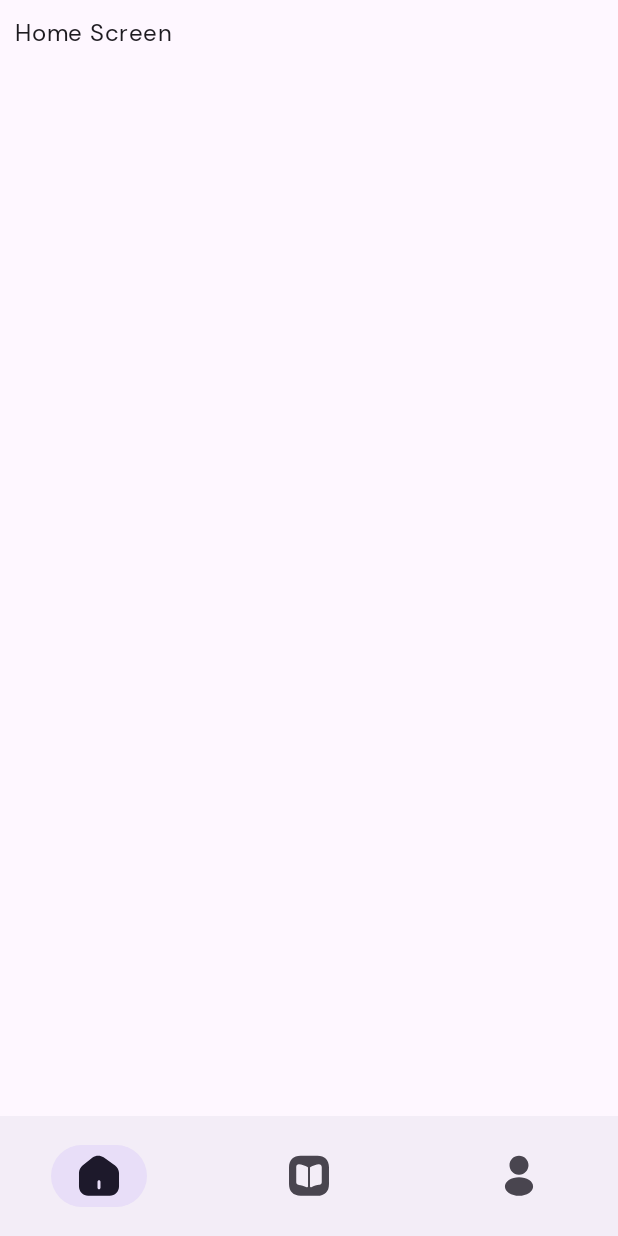
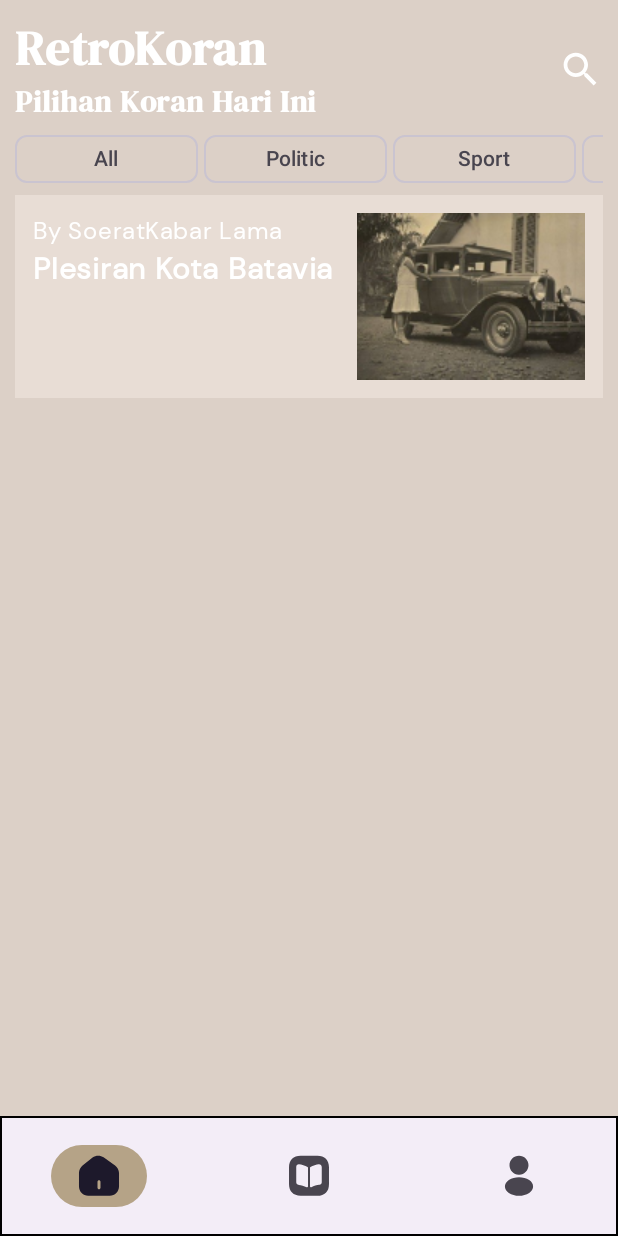
Before and after one commit to YosuaPWH/RetroKoran, an Android app built with Jetpack Compose: the screen it shows after launch (MainActivity), on a phone screen of 412 x 824 dp. Run offline under Robolectric (Android 15) with nearby library versions, the phone set to English and light mode, and no system bars.

Commit message:
Chips and Bottom Bar

```diff
--- /dev/null
+++ b/app/src/main/java/com/yosuahaloho/retrokoran/domain/model/NewsItemModel.kt
@@ -0,0 +1,11 @@
+package com.yosuahaloho.retrokoran.domain.model
+
+/**
+ * Created by Yosua on 12/05/2023
+ */
+data class NewsItemModel(
+    val id: Int,
+    val title: String,
+    val publisher: String,
+    val date: String
+)
--- a/app/src/main/java/com/yosuahaloho/retrokoran/ui/component/BottomBar.kt
+++ b/app/src/main/java/com/yosuahaloho/retrokoran/ui/component/BottomBar.kt
@@ -1,15 +1,21 @@
 package com.yosuahaloho.retrokoran.ui.component
 
+import androidx.compose.foundation.BorderStroke
+import androidx.compose.foundation.background
+import androidx.compose.foundation.border
 import androidx.compose.material3.Icon
 import androidx.compose.material3.NavigationBar
 import androidx.compose.material3.NavigationBarItem
+import androidx.compose.material3.NavigationBarItemDefaults
 import androidx.compose.material3.Text
 import androidx.compose.runtime.Composable
 import androidx.compose.runtime.getValue
 import androidx.compose.ui.Modifier
+import androidx.compose.ui.graphics.Color
 import androidx.compose.ui.graphics.vector.ImageVector
 import androidx.compose.ui.res.vectorResource
 import androidx.compose.ui.tooling.preview.Preview
+import androidx.compose.ui.unit.dp
 import androidx.navigation.NavGraph.Companion.findStartDestination
 import androidx.navigation.NavHostController
 import androidx.navigation.compose.currentBackStackEntryAsState
@@ -18,6 +24,8 @@ import com.yosuahaloho.retrokoran.R
 import com.yosuahaloho.retrokoran.ui.navigation.BottomBarItem
 import com.yosuahaloho.retrokoran.ui.navigation.Screen
 import com.yosuahaloho.retrokoran.ui.theme.RetroKoranTheme
+import com.yosuahaloho.retrokoran.ui.theme.backgroundPage
+import com.yosuahaloho.retrokoran.ui.theme.selectedBarColor
 
 /**
  * Created by Yosua on 11/05/2023
@@ -29,6 +37,8 @@ fun BottomBar(
 ) {
     NavigationBar(
         modifier = modifier
+            .background(backgroundPage)
+            .border(border = BorderStroke(1.dp, Color.Black)),
     ) {
         val bottomBarItems = listOf(
             BottomBarItem(
@@ -58,6 +68,9 @@ fun BottomBar(
                         contentDescription = itemBottomBar.label
                     )
                 },
+                colors = NavigationBarItemDefaults.colors(
+                    indicatorColor = selectedBarColor
+                ),
                 selected = currentRoute == itemBottomBar.screen.route,
                 onClick = {
                     navController.navigate(itemBottomBar.screen.route) {
--- /dev/null
+++ b/app/src/main/java/com/yosuahaloho/retrokoran/ui/component/CategoryChip.kt
@@ -0,0 +1,96 @@
+package com.yosuahaloho.retrokoran.ui.component
+
+import androidx.compose.foundation.layout.Arrangement
+import androidx.compose.foundation.layout.fillMaxWidth
+import androidx.compose.foundation.layout.width
+import androidx.compose.foundation.lazy.LazyRow
+import androidx.compose.foundation.lazy.items
+import androidx.compose.material3.ExperimentalMaterial3Api
+import androidx.compose.material3.FilterChip
+import androidx.compose.material3.Text
+import androidx.compose.runtime.Composable
+import androidx.compose.runtime.getValue
+import androidx.compose.runtime.mutableStateOf
+import androidx.compose.runtime.remember
+import androidx.compose.runtime.setValue
+import androidx.compose.ui.Modifier
+import androidx.compose.ui.text.style.TextAlign
+import androidx.compose.ui.tooling.preview.Preview
+import androidx.compose.ui.unit.dp
+import com.yosuahaloho.retrokoran.ui.navigation.ChipsItem
+import com.yosuahaloho.retrokoran.ui.theme.RetroKoranTheme
+
+/**
+ * Created by Yosua on 12/05/2023
+ */
+@OptIn(ExperimentalMaterial3Api::class)
+@Composable
+fun CategoryChipLayout() {
+    val chipsItem = listOf(
+        ChipsItem(
+            topic = "All"
+        ),
+        ChipsItem(
+            topic = "Politic"
+        ),
+        ChipsItem(
+            topic = "Sport"
+        ),
+        ChipsItem(
+            topic = "Education"
+        ),
+        ChipsItem(
+            topic = "Economic"
+        )
+    )
+    var chipState by remember { mutableStateOf("") }
+
+    LazyRow(
+        horizontalArrangement = Arrangement.spacedBy(4.dp)
+    ) {
+        items(chipsItem, key = { it.topic }) {
+            FilterChipItem(
+                chipsItem = it,
+                isSelected = it.topic == chipState,
+                clickChip = { chip ->
+                    chipState = chip
+                }
+            )
+        }
+    }
+}
+
+@OptIn(ExperimentalMaterial3Api::class)
+@Composable
+fun FilterChipItem(
+    chipsItem: ChipsItem,
+    isSelected: Boolean,
+    clickChip: (String) -> Unit
+) {
+    FilterChip(
+        label = {
+            Text(
+                text = chipsItem.topic,
+                modifier = Modifier.width(90.dp),
+                textAlign = TextAlign.Center
+            )
+        },
+        selected = isSelected,
+        onClick = {
+            if (!isSelected) {
+                clickChip(chipsItem.topic)
+            } else {
+                clickChip("")
+            }
+        }
+    )
+}
+
+
+@Preview(showBackground = true)
+@Composable
+fun CategoryChipLayoutPreview() {
+    RetroKoranTheme {
+        CategoryChipLayout()
+    }
+}
--- /dev/null
+++ b/app/src/main/java/com/yosuahaloho/retrokoran/ui/component/NewsItem.kt
@@ -0,0 +1,72 @@
+package com.yosuahaloho.retrokoran.ui.component
+
+import androidx.compose.foundation.Image
+import androidx.compose.foundation.background
+import androidx.compose.foundation.layout.Arrangement
+import androidx.compose.foundation.layout.Column
+import androidx.compose.foundation.layout.Row
+import androidx.compose.foundation.layout.height
+import androidx.compose.foundation.layout.padding
+import androidx.compose.material3.Text
+import androidx.compose.runtime.Composable
+import androidx.compose.ui.Modifier
+import androidx.compose.ui.graphics.vector.ImageVector
+import androidx.compose.ui.layout.ContentScale
+import androidx.compose.ui.res.painterResource
+import androidx.compose.ui.res.vectorResource
+import androidx.compose.ui.text.font.FontWeight
+import androidx.compose.ui.tooling.preview.Preview
+import androidx.compose.ui.unit.dp
+import androidx.compose.ui.unit.sp
+import com.yosuahaloho.retrokoran.R
+import com.yosuahaloho.retrokoran.domain.model.NewsItemModel
+import com.yosuahaloho.retrokoran.ui.theme.RetroKoranTheme
+import com.yosuahaloho.retrokoran.ui.theme.backgroundNews
+
+/**
+ * Created by Yosua on 12/05/2023
+ */
+@Composable
+fun NewsItem(
+    newsItem: NewsItemModel
+) {
+    Row(
+        modifier = Modifier
+            .background(backgroundNews)
+            .padding(12.dp),
+        horizontalArrangement = Arrangement.spacedBy(15.dp)
+    ) {
+        Column {
+            Text(
+                text = "By ${newsItem.publisher}"
+            )
+            Text(
+                text = newsItem.title,
+                fontWeight = FontWeight.ExtraBold,
+                fontSize = 20.sp
+            )
+        }
+        Image(
+            painter = painterResource(id = R.drawable.sample_image_news),
+            contentDescription = newsItem.title,
+            contentScale = ContentScale.Crop,
+            modifier = Modifier.height(111.dp)
+        )
+    }
+}
+
+
+@Preview(showBackground = true)
+@Composable
+fun NewsItemPreview() {
+    RetroKoranTheme {
+        NewsItem(
+            NewsItemModel(
+                id = 1,
+                title = "Plesiran Kota Batavia",
+                publisher = "SoeratKabar Lama",
+                date = "Senin 15 Juli 1932"
+            )
+        )
+    }
+}
--- /dev/null
+++ b/app/src/main/java/com/yosuahaloho/retrokoran/ui/navigation/ChipsItem.kt
@@ -0,0 +1,8 @@
+package com.yosuahaloho.retrokoran.ui.navigation
+
+/**
+ * Created by Yosua on 12/05/2023
+ */
+data class ChipsItem(
+    val topic: String
+)
--- a/app/src/main/java/com/yosuahaloho/retrokoran/ui/page/home/HomeScreen.kt
+++ b/app/src/main/java/com/yosuahaloho/retrokoran/ui/page/home/HomeScreen.kt
@@ -1,26 +1,97 @@
 package com.yosuahaloho.retrokoran.ui.page.home
 
+import androidx.compose.foundation.layout.Arrangement
 import androidx.compose.foundation.layout.Column
+import androidx.compose.foundation.layout.Row
+import androidx.compose.foundation.layout.fillMaxSize
+import androidx.compose.foundation.layout.fillMaxWidth
 import androidx.compose.foundation.layout.padding
+import androidx.compose.foundation.layout.size
+import androidx.compose.foundation.layout.width
+import androidx.compose.foundation.layout.wrapContentWidth
+import androidx.compose.foundation.lazy.LazyRow
+import androidx.compose.foundation.lazy.items
+import androidx.compose.material.icons.Icons
+import androidx.compose.material.icons.filled.Search
+import androidx.compose.material3.ExperimentalMaterial3Api
+import androidx.compose.material3.FilterChip
+import androidx.compose.material3.Icon
 import androidx.compose.material3.Text
 import androidx.compose.runtime.Composable
+import androidx.compose.runtime.getValue
+import androidx.compose.runtime.mutableStateOf
+import androidx.compose.runtime.remember
+import androidx.compose.runtime.setValue
+import androidx.compose.ui.Alignment
+import androidx.compose.ui.Alignment.Companion.CenterHorizontally
 import androidx.compose.ui.Modifier
+import androidx.compose.ui.draw.alpha
+import androidx.compose.ui.graphics.vector.ImageVector
+import androidx.compose.ui.res.vectorResource
+import androidx.compose.ui.text.PlatformTextStyle
+import androidx.compose.ui.text.TextStyle
+import androidx.compose.ui.text.font.FontStyle
+import androidx.compose.ui.text.font.FontWeight
+import androidx.compose.ui.text.style.TextAlign
 import androidx.compose.ui.tooling.preview.Devices
 import androidx.compose.ui.tooling.preview.Preview
 import androidx.compose.ui.unit.dp
+import androidx.compose.ui.unit.sp
+import com.yosuahaloho.retrokoran.R
+import com.yosuahaloho.retrokoran.domain.model.NewsItemModel
+import com.yosuahaloho.retrokoran.ui.component.CategoryChipLayout
+import com.yosuahaloho.retrokoran.ui.component.NewsItem
+import com.yosuahaloho.retrokoran.ui.navigation.ChipsItem
+import com.yosuahaloho.retrokoran.ui.theme.DMSerif
 import com.yosuahaloho.retrokoran.ui.theme.RetroKoranTheme
 
 /**
  * Created by Yosua on 11/05/2023
  */
+@OptIn(ExperimentalMaterial3Api::class)
 @Composable
 fun HomeScreen(
     modifier: Modifier = Modifier
 ) {
     Column(
-        modifier = Modifier.padding(10.dp)
+        modifier = modifier
+            .padding(10.dp)
+            .fillMaxSize()
     ) {
-        Text(text = "Home Screen")
+        Row(
+            modifier = modifier.fillMaxWidth(),
+            horizontalArrangement = Arrangement.SpaceBetween,
+            verticalAlignment = Alignment.CenterVertically
+        ) {
+            Column {
+                Text(
+                    text = "RetroKoran",
+                    fontWeight = FontWeight.ExtraBold,
+                    fontSize = 32.sp,
+                    fontFamily = DMSerif
+                )
+                Text(
+                    text = "Pilihan Koran Hari Ini",
+                    fontWeight = FontWeight.Bold,
+                    fontSize = 20.sp,
+                    fontFamily = DMSerif
+                )
+            }
+            Icon(
+                imageVector = Icons.Default.Search,
+                contentDescription = "Search",
+                modifier = modifier.size(30.dp)
+            )
+        }
+        CategoryChipLayout()
+        NewsItem(
+            newsItem = NewsItemModel(
+                id = 1,
+                title = "Plesiran Kota Batavia",
+                publisher = "SoeratKabar Lama",
+                date = "Senin 15 Juli 1932"
+            )
+        )
     }
 }
 
--- a/app/src/main/java/com/yosuahaloho/retrokoran/ui/theme/Color.kt
+++ b/app/src/main/java/com/yosuahaloho/retrokoran/ui/theme/Color.kt
@@ -9,3 +9,8 @@ val Pink80 = Color(0xFFEFB8C8)
 val Purple40 = Color(0xFF6650a4)
 val PurpleGrey40 = Color(0xFF625b71)
 val Pink40 = Color(0xFF7D5260)
+
+val backgroundNews = Color(0xFFE8DDD5)
+val backgroundPage = Color(0xFFDCD0C7)
+
+val selectedBarColor = Color(0xFFB5A387)
--- a/app/src/main/java/com/yosuahaloho/retrokoran/ui/theme/Theme.kt
+++ b/app/src/main/java/com/yosuahaloho/retrokoran/ui/theme/Theme.kt
@@ -10,6 +10,7 @@ import androidx.compose.material3.dynamicLightColorScheme
 import androidx.compose.material3.lightColorScheme
 import androidx.compose.runtime.Composable
 import androidx.compose.runtime.SideEffect
+import androidx.compose.ui.graphics.Color
 import androidx.compose.ui.graphics.toArgb
 import androidx.compose.ui.platform.LocalContext
 import androidx.compose.ui.platform.LocalView
@@ -22,9 +23,11 @@ private val DarkColorScheme = darkColorScheme(
 )
 
 private val LightColorScheme = lightColorScheme(
-    primary = Purple40,
+    primary = backgroundPage,
     secondary = PurpleGrey40,
-    tertiary = Pink40
+    tertiary = Pink40,
+    background = backgroundPage,
+    surface = backgroundPage,
 
     /* Other default colors to override
     background = Color(0xFFFFFBFE),
--- a/app/src/main/java/com/yosuahaloho/retrokoran/ui/theme/Type.kt
+++ b/app/src/main/java/com/yosuahaloho/retrokoran/ui/theme/Type.kt
@@ -11,6 +11,10 @@ import com.yosuahaloho.retrokoran.R
 // Set of Material typography styles to start with
 val DMSans = FontFamily(
     Font(R.font.dmsansregular)
+)
+
+val DMSerif = FontFamily(
+    Font(R.font.dmserifregular)
 )
 
 val Typography = Typography(
```
Also changed, not shown: app/src/main/res/drawable/sample_image_news.png (added), app/src/main/res/font/dmserifregular.ttf (added).
